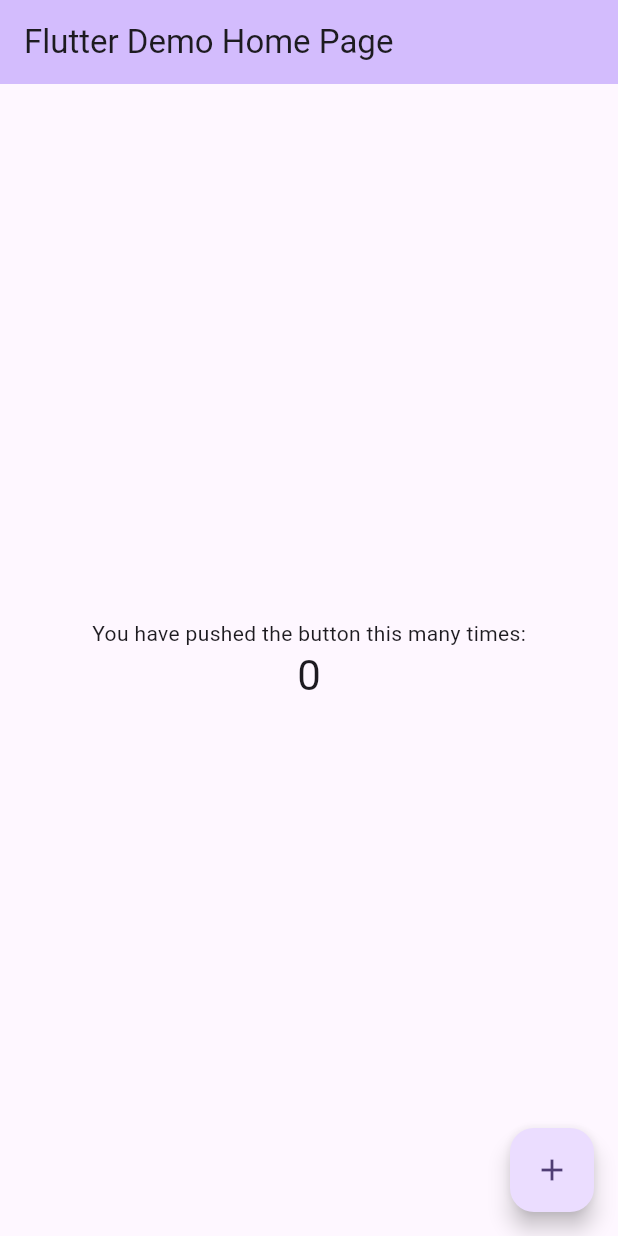
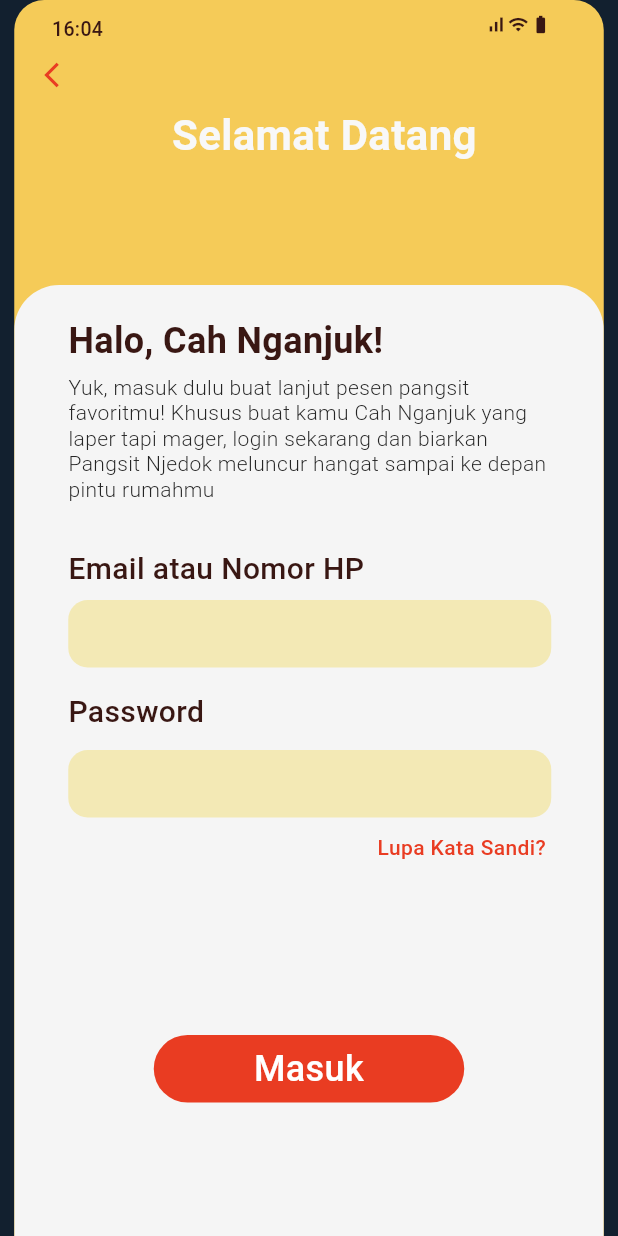
Before and after one commit to muhammadazriel313-wq/pangsitnjedok, a Flutter app: the screen it shows after launch, on a phone screen of 412 x 824 dp. Run offline on Flutter 3.47's test engine with Material 3 defaults, Android fonts, the phone set to English and light mode, and no system bars; Roboto replaces fonts that are missing (League Spartan).

Commit message:
update by azriel

```diff
--- /dev/null
+++ b/lib/login_customer.dart
@@ -0,0 +1,289 @@
+import 'package:flutter/material.dart';
+
+void main() {
+  runApp(const FigmaToCodeApp());
+}
+
+class FigmaToCodeApp extends StatelessWidget {
+  const FigmaToCodeApp({super.key});
+
+  @override
+  Widget build(BuildContext context) {
+    return MaterialApp(
+      theme: ThemeData.dark().copyWith(
+        scaffoldBackgroundColor: const Color.fromARGB(255, 18, 32, 47),
+      ),
+      home: Scaffold(
+        body: ListView(
+          children: const [
+            ALogIn(),
+          ],
+        ),
+      ),
+    );
+  }
+}
+
+class ALogIn extends StatelessWidget {
+  const ALogIn({super.key});
+
+  @override
+  Widget build(BuildContext context) {
+    return Column(
+      children: [
+        Container(
+          width: 393,
+          height: 852,
+          clipBehavior: Clip.antiAlias,
+          decoration: ShapeDecoration(
+            color: const Color(0xFFF5CB58),
+            shape: RoundedRectangleBorder(
+              borderRadius: BorderRadius.circular(20),
+            ),
+          ),
+          child: Stack(
+            children: [
+              // --- ELEMEN DI BAWAH INI AKAN DITIMPA OLEH ELEMEN YANG DITULIS BELAKANGAN ---
+
+              // Status Bar
+              const Positioned(
+                left: 25,
+                top: 10,
+                child: SizedBox(
+                  width: 50,
+                  height: 14,
+                  child: Text(
+                    '16:04',
+                    style: TextStyle(
+                      color: Color(0xFF391713),
+                      fontSize: 13,
+                      fontFamily: 'League Spartan',
+                      fontWeight: FontWeight.w500,
+                    ),
+                  ),
+                ),
+              ),
+              // Judul "Selamat Datang"
+              const Positioned(
+                left: 105,
+                top: 70,
+                child: Text(
+                  'Selamat Datang',
+                  style: TextStyle(
+                    color: Color(0xFFF8F8F8),
+                    fontSize: 28,
+                    fontFamily: 'League Spartan',
+                    fontWeight: FontWeight.w700,
+                  ),
+                ),
+              ),
+
+              // --- TAMBAHAN: IKON SINYAL ---
+              const Positioned(
+                right: 65, // Posisi dari kanan
+                top: 9,    // Sejajar dengan teks waktu
+                child: Icon(
+                  Icons.signal_cellular_alt, // Ikon sinyal
+                  color: Color(0xFF391713), // Warna yang sama
+                  size: 14,
+                ),
+              ),
+
+           //ikon wifi//
+              const Positioned(
+                right: 50, // Jarak 75px dari tepi kanan layar
+                top: 9,   // Posisi vertikal yang sama dengan teks waktu
+                child: Icon(
+                  Icons.wifi, // Ikon Wi-Fi
+                  color: Color(0xFF391713), // Warna senada
+                  size: 14, // Ukuran ikon
+                 ),
+                ),
+
+
+              // --- TAMBAHAN: IKON BATERAI ---
+          const Positioned(
+            right: 35, // Posisi dari kanan
+            top: 9,   // Sejajar dengan teks waktu
+            child: Icon(
+              Icons.battery_full,
+              color: Color(0xFF391713), // Warna yang sama dengan teks waktu
+              size: 14,
+            ),
+          ),
+
+
+               // --- TAMBAHAN: TOMBOL BACK ---
+          const Positioned(
+            left: 20,
+            top: 40,
+            child: Icon(
+            Icons.arrow_back_ios,
+            color: Color(0xFFE93C22),
+            size: 20,
+            ),
+          ),
+
+              // --- PERUBAHAN 1: LATAR BELAKANG PUTIH DINAIKAN ---
+              Positioned(
+                top: 190, // <--- DINAIKAN MENJADI 190
+                left: 0,
+                right: 0,
+                bottom: 0,
+                child: Container(
+                  decoration: const BoxDecoration(
+                    color: Color(0xFFF5F5F5),
+                    borderRadius: BorderRadius.only(
+                      topLeft: Radius.circular(30),
+                      topRight: Radius.circular(30),
+                    ),
+                  ),
+                ),
+              ),
+
+              // --- AREA FORM (DITURUNKAN KARENA LATAR PUTIH NAIK) ---
+              // Label "Email atau Nomor HP"
+              const Positioned(
+                left: 36,
+                top: 365, // <--- DITURUNKAN
+                child: Text(
+                  'Email atau Nomor HP',
+                  style: TextStyle(
+                    color: Color(0xFF391713),
+                    fontSize: 20,
+                    fontFamily: 'League Spartan',
+                    fontWeight: FontWeight.w500,
+                  ),
+                ),
+              ),
+              // Input Field Email
+              Positioned(
+                left: 36,
+                top: 400, // <--- DITURUNKAN
+                child: Container(
+                  width: 322,
+                  height: 45,
+                  decoration: ShapeDecoration(
+                    color: const Color(0xFFF3E9B5),
+                    shape: RoundedRectangleBorder(
+                      borderRadius: BorderRadius.circular(13),
+                    ),
+                  ),
+                ),
+              ),
+              // Label "Password"
+              const Positioned(
+                left: 36,
+                top: 460, // <--- DITURUNKAN
+                child: Text(
+                  'Password ',
+                  style: TextStyle(
+                    color: Color(0xFF391713),
+                    fontSize: 20,
+                    fontFamily: 'League Spartan',
+                    fontWeight: FontWeight.w500,
+                  ),
+                ),
+              ),
+              // Input Field Password
+              Positioned(
+                left: 36,
+                top: 500, // <--- DITURUNKAN
+                child: Container(
+                  width: 322,
+                  height: 45,
+                  decoration: ShapeDecoration(
+                    color: const Color(0xFFF3E9B5),
+                    shape: RoundedRectangleBorder(
+                      borderRadius: BorderRadius.circular(13),
+                    ),
+                  ),
+                ),
+              ),
+              // Link "Lupa Kata Sandi?"
+              const Positioned(
+                left: 242,
+                top: 555, // <--- DITURUNKAN
+                child: Text(
+                  'Lupa Kata Sandi?',
+                  textAlign: TextAlign.right,
+                  style: TextStyle(
+                    color: Color(0xFFE93C22),
+                    fontSize: 14,
+                    fontFamily: 'League Spartan',
+                    fontWeight: FontWeight.w500,
+                  ),
+                ),
+              ),
+              // Tombol "Masuk"
+              Positioned(
+                left: 93,
+                top: 690, // <--- DITURUNKAN
+                child: Container(
+                  width: 207,
+                  height: 45,
+                  decoration: ShapeDecoration(
+                    color: const Color(0xFFE93C22),
+                    shape: RoundedRectangleBorder(
+                      borderRadius: BorderRadius.circular(30),
+                    ),
+                  ),
+                  child: const Center(
+                    child: Text(
+                      'Masuk',
+                      textAlign: TextAlign.center,
+                      style: TextStyle(
+                        color: Colors.white,
+                        fontSize: 24,
+                        fontFamily: 'League Spartan',
+                        fontWeight: FontWeight.w500,
+                      ),
+                    ),
+                  ),
+                ),
+              ),
+
+              // --- PERUBAHAN 2: TEKS INI DIPINDAHKAN KE BAWAH AGAR MUNCUL DI ATAS LATAR ---
+              // Teks "Halo, Cah Nganjuk!"
+              const Positioned(
+                left: 36,
+                top: 210,
+                child: SizedBox(
+                  width: 250,
+                  height: 30,
+                  child: Text(
+                    'Halo, Cah Nganjuk!',
+                    style: TextStyle(
+                      color: Color(0xFF391713),
+                      fontSize: 24,
+                      fontFamily: 'League Spartan',
+                      fontWeight: FontWeight.w600,
+                    ),
+                  ),
+                ),
+              ),
+              // Teks Deskripsi
+              const Positioned(
+                left: 36,
+                top: 250,
+                child: SizedBox(
+                  width: 322,
+                  child: Text(
+                    'Yuk, masuk dulu buat lanjut pesen pangsit favoritmu! Khusus buat kamu Cah Nganjuk yang laper tapi mager, login sekarang dan biarkan Pangsit Njedok meluncur hangat sampai ke depan pintu rumahmu',
+                    style: TextStyle(
+                      color: Color(0xFF252525),
+                      fontSize: 14,
+                      fontFamily: 'League Spartan',
+                      fontWeight: FontWeight.w300,
+                      height: 1.2,
+                    ),
+                  ),
+                ),
+              ),
+            ],
+          ),
+        ),
+      ],
+    );
+  }
+}
--- a/lib/main.dart
+++ b/lib/main.dart
@@ -1,7 +1,8 @@
 import 'package:flutter/material.dart';
+import 'login_customer.dart';
 
 void main() {
-  runApp(const MyApp());
+  runApp(const FigmaToCodeApp());
 }
 
 class MyApp extends StatelessWidget {
```
Also changed, not shown: lib/login.dart (deleted).
